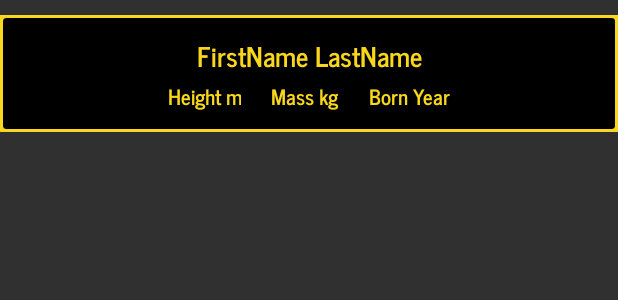
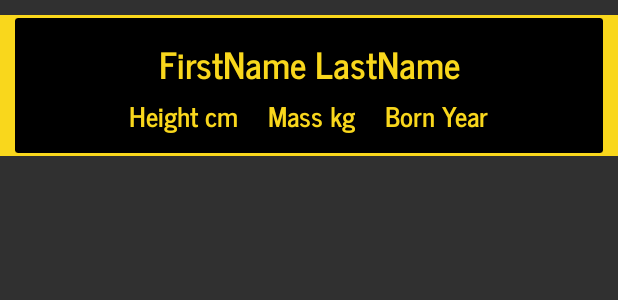
Before and after one commit to g-keller/SwapiAssessment, an Android app: the layout person_list_item.xml on its own in the app's theme, with its tools: preview values and no code run, on a phone screen of 412 x 824 dp. Shown: the top 300 px of the screen. Run offline under Robolectric (Android 15) with nearby library versions, the phone set to English and light mode, and no system bars.

Commit message:
Boost aesthetics and readability of list boxes

```diff
--- a/app/src/main/java/com/example/swapiassessment/PersonAdapter.java
+++ b/app/src/main/java/com/example/swapiassessment/PersonAdapter.java
@@ -32,7 +32,7 @@ public class PersonAdapter extends RecyclerView.Adapter<PersonAdapter.ViewHolder
     @Override
     public void onBindViewHolder(ViewHolder holder, int position) {
         Person person = people.get(position);
-        String heightText = person.getHeight().equals("unknown") ? "Height Unknown" : person.getHeight() + "m";
+        String heightText = person.getHeight().equals("unknown") ? "Height Unknown" : person.getHeight() + "cm";
         String massText = person.getMass().equals("unknown") ? "Mass Unknown" : person.getMass() + "kg";
         String birthYearText = person.getBirthYear().equals("unknown") ? "Birth Year Unknown" : "Born " + person.getBirthYear();
 
--- a/app/src/main/res/layout/person_list_item.xml
+++ b/app/src/main/res/layout/person_list_item.xml
@@ -6,7 +6,10 @@
     android:layout_height="wrap_content"
     android:layout_marginTop="10dp"
     android:background="@color/star_wars_yellow"
-    android:padding="2dp">
+    android:paddingLeft="10dp"
+    android:paddingTop="2dp"
+    android:paddingRight="10dp"
+    android:paddingBottom="2dp">
 
     <androidx.cardview.widget.CardView
         android:layout_width="match_parent"
@@ -31,7 +34,7 @@
                 android:gravity="center"
                 android:text="@string/person_name_label"
                 android:textColor="@color/star_wars_yellow"
-                android:textSize="18sp"
+                android:textSize="24sp"
                 android:textStyle="bold" />
 
             <LinearLayout
@@ -50,7 +53,8 @@
                     android:paddingLeft="10dp"
                     android:paddingRight="10dp"
                     android:text="@string/person_height_label"
-                    android:textColor="@color/star_wars_yellow" />
+                    android:textColor="@color/star_wars_yellow"
+                    android:textSize="18sp" />
 
                 <TextView
                     android:id="@+id/personMass"
@@ -62,7 +66,8 @@
                     android:paddingLeft="10dp"
                     android:paddingRight="10dp"
                     android:text="@string/person_mass_label"
-                    android:textColor="@color/star_wars_yellow" />
+                    android:textColor="@color/star_wars_yellow"
+                    android:textSize="18sp" />
 
                 <TextView
                     android:id="@+id/personBirthYear"
@@ -74,7 +79,8 @@
                     android:paddingLeft="10dp"
                     android:paddingRight="10dp"
                     android:text="@string/person_birthyear_label"
-                    android:textColor="@color/star_wars_yellow" />
+                    android:textColor="@color/star_wars_yellow"
+                    android:textSize="18sp" />
 
             </LinearLayout>
 
--- a/app/src/main/res/values/strings.xml
+++ b/app/src/main/res/values/strings.xml
@@ -1,7 +1,7 @@
 <resources>
     <string name="app_name">SwapiAssessment</string>
     <string name="person_name_label">FirstName LastName</string>
-    <string name="person_height_label">Height m</string>
+    <string name="person_height_label">Height cm</string>
     <string name="person_mass_label">Mass kg</string>
     <string name="person_birthyear_label">Born Year</string>
     <!--  Font requires lowercase i to display capital I for some reason.  -->
```
